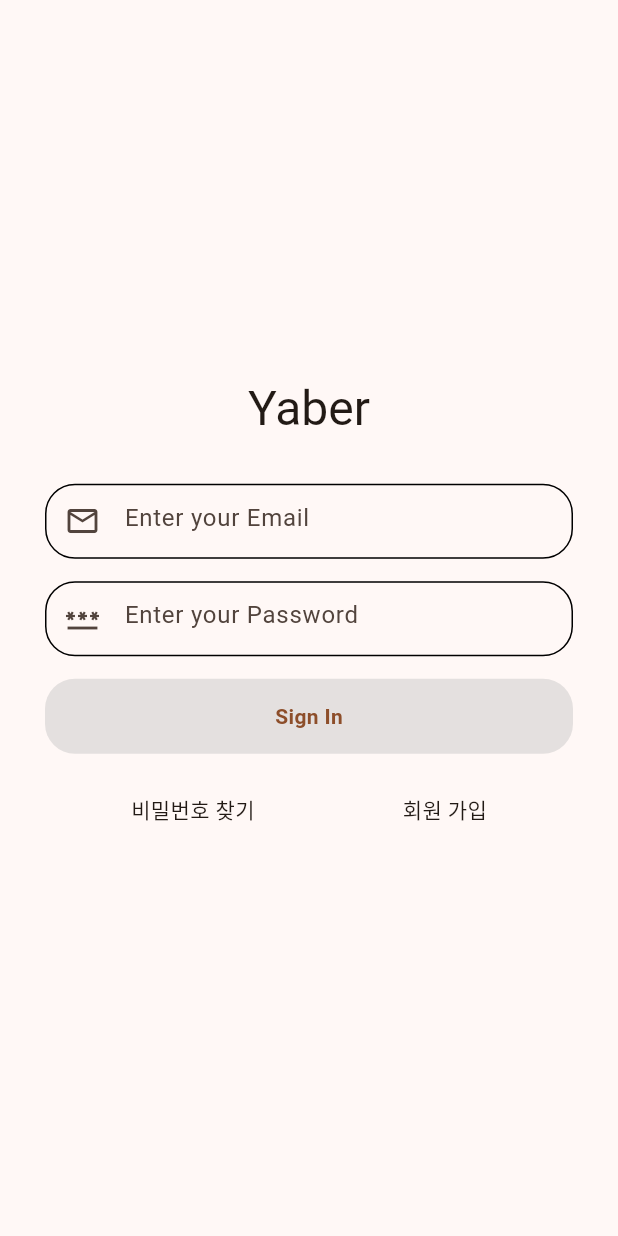
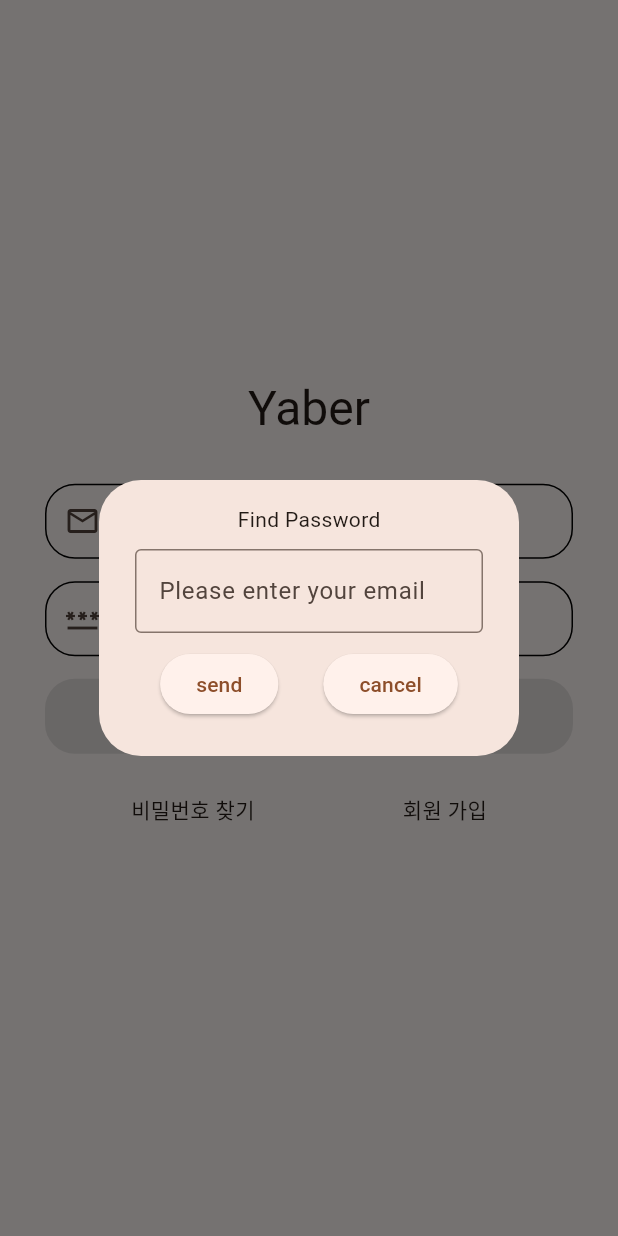
Before and after one commit to jyholic1209/flutter-yaber, a Flutter app: the screen it shows after launch, after a tap on "비밀번호 찾기", on a phone screen of 412 x 824 dp. Run offline on Flutter 3.47's test engine with Material 2 defaults, Android fonts, the phone set to English and light mode, and no system bars; our stand-ins replace cloud_firestore, dio, firebase_auth, firebase_core, firebase_storage, get and 2 more; accounts and stored records are empty.

Commit message:
find password

```diff
--- a/lib/src/model/yb_user.dart
+++ b/lib/src/model/yb_user.dart
@@ -5,7 +5,6 @@
 import 'dart:convert';
 
 import 'package:cloud_firestore/cloud_firestore.dart';
-import 'package:intl/intl.dart';
 
 YbUser ybUserFromJson(String str) => YbUser.fromJson(json.decode(str));
 
--- a/lib/src/screens/login_screen.dart
+++ b/lib/src/screens/login_screen.dart
@@ -104,7 +104,7 @@ class LoginScreen extends StatelessWidget {
                 children: [
                   TextButton(
                       onPressed: () {
-                        // TODO: find password
+                        _showConfirmDialog(context);
                       },
                       child: Text(
                         '비밀번호 찾기',
@@ -126,4 +126,60 @@ class LoginScreen extends StatelessWidget {
       ),
     );
   }
+
+  Future<dynamic> _showConfirmDialog(BuildContext context) {
+    final TextEditingController tmpEmailController = TextEditingController();
+    return showDialog(
+      context: context,
+      builder: (context) {
+        return AlertDialog(
+          content: Column(
+            mainAxisAlignment: MainAxisAlignment.center,
+            mainAxisSize: MainAxisSize.min,
+            children: [
+              const Text('Find Password'),
+              const SizedBox(height: 10),
+              TextField(
+                controller: tmpEmailController,
+                decoration: const InputDecoration(
+                  labelText: 'Please enter your email',
+                  border: OutlineInputBorder(
+                      borderSide: BorderSide(style: BorderStyle.solid)),
+                ),
+              ),
+              const SizedBox(height: 10),
+              Row(
+                mainAxisAlignment: MainAxisAlignment.center,
+                children: [
+                  ElevatedButton(
+                    onPressed: () async {
+                      await AuthController.to
+                          .sendTempPassword(email: tmpEmailController.text)
+                          .then((value) {
+                        if (value == 'success') {
+                          showSnackBar(context, '비밀번호가 발송되었습니다.');
+                        } else {
+                          showSnackBar(context, value);
+                        }
+                      });
+                      tmpEmailController.clear();
+                      Get.back();
+                    },
+                    child: const Text('send'),
+                  ),
+                  const SizedBox(width: 30),
+                  ElevatedButton(
+                    onPressed: () {
+                      Get.back();
+                    },
+                    child: const Text('cancel'),
+                  ),
+                ],
+              )
+            ],
+          ),
+        );
+      },
+    );
+  }
 }
```
Also changed, not shown: lib/src/controller/auth_controller.dart (+25 -0 lines).
